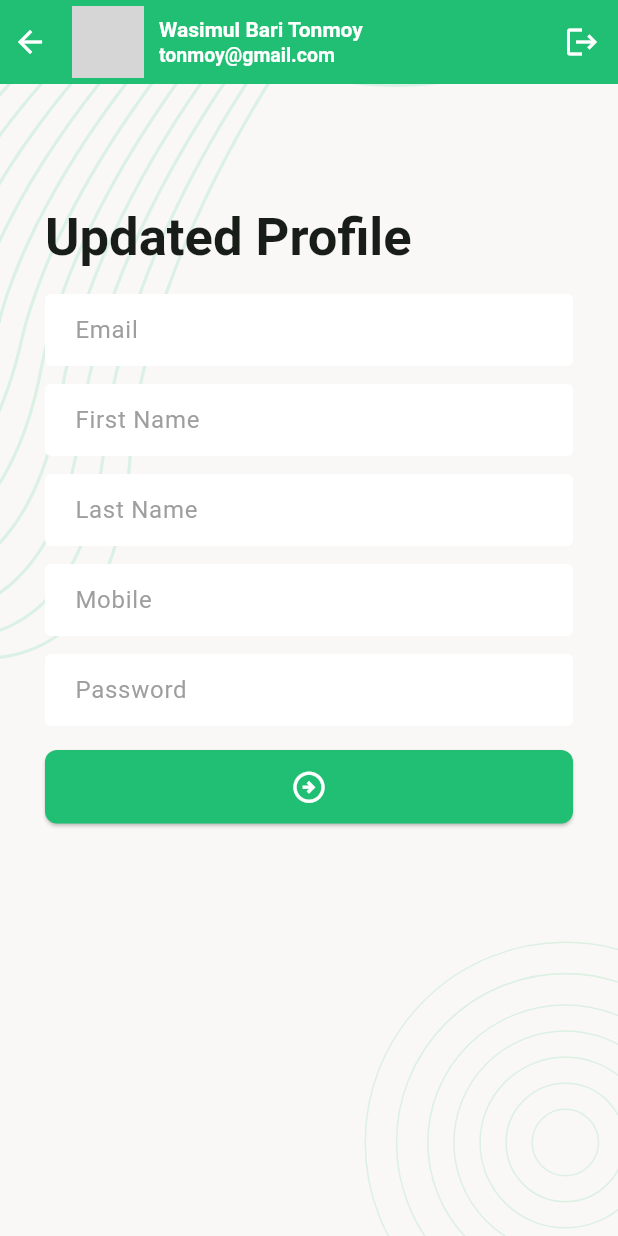
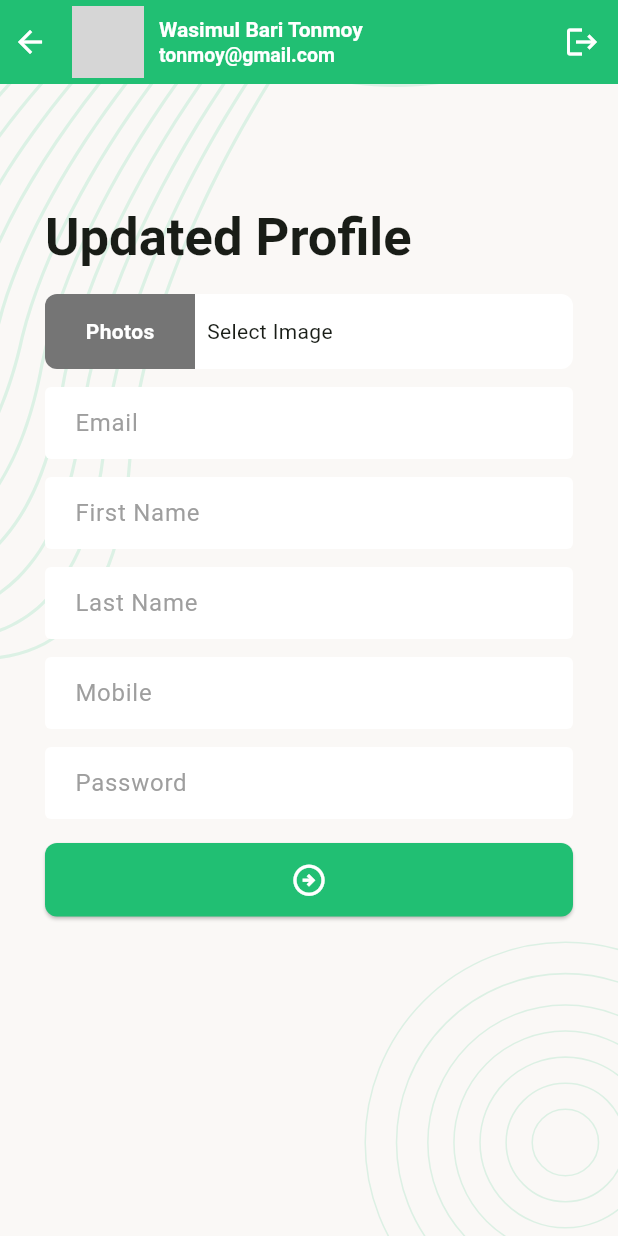
Before and after one commit to OnoPUNPUN/Task-Manager, a Flutter app: the UpdateProfileScreen screen opened by its route, on a phone screen of 412 x 824 dp. Run offline on Flutter 3.47's test engine with Material 3 defaults, Android fonts, the phone set to English and light mode, and no system bars; our stand-ins replace email_validator, flutter_svg, image_picker, pin_code_fields; network calls fail; project files that could hold a hidden picture were left out; grey boxes are pictures that could not be loaded.

Commit message:
Added image_picker, Update ndk version, added gellary permission

```diff
--- a/lib/ui/screens/home_screen.dart
+++ b/lib/ui/screens/home_screen.dart
@@ -27,7 +27,10 @@ class _HomeScreenState extends State<HomeScreen> {
   @override
   Widget build(BuildContext context) {
     return Scaffold(
-      body: _screens[_selectedIndex],
+      body: IndexedStack(
+        index: _selectedIndex,
+        children: _screens,
+      ),
       appBar: TaskAppBar(),
       bottomNavigationBar: BottomNavigationBar(
         items: [
--- a/lib/ui/screens/new_task_screen.dart
+++ b/lib/ui/screens/new_task_screen.dart
@@ -16,9 +16,9 @@ class _NewTaskScreenState extends State<NewTaskScreen> {
   Widget build(BuildContext context) {
     const stats = [
       (9, 'Canceled'),
-      (9, 'Completed'),
-      (9, 'Progress'),
-      (9, 'New Task'),
+      (10, 'Completed'),
+      (6, 'Progress'),
+      (11, 'New Task'),
     ];
 
     return Scaffold(
--- a/lib/ui/screens/update_profile_screen.dart
+++ b/lib/ui/screens/update_profile_screen.dart
@@ -1,5 +1,6 @@
 import 'package:email_validator/email_validator.dart';
 import 'package:flutter/material.dart';
+import 'package:image_picker/image_picker.dart';
 
 import '../widgets/screen_background.dart';
 import '../widgets/task_app_bar.dart';
@@ -20,6 +21,8 @@ class _UpdateProfileScreenState extends State<UpdateProfileScreen> {
   final TextEditingController _lastNameTEController = TextEditingController();
   final TextEditingController _phoneTEController = TextEditingController();
   final TextEditingController _passwordTEController = TextEditingController();
+  final ImagePicker _imagePicker = ImagePicker();
+  XFile? _selectedImage;
 
   @override
   Widget build(BuildContext context) {
@@ -40,8 +43,9 @@ class _UpdateProfileScreenState extends State<UpdateProfileScreen> {
                     'Updated Profile',
                     style: Theme.of(context).textTheme.titleLarge,
                   ),
-                  // TODO: PHOTO DESIGN
                   const SizedBox(height: 16),
+                  _buildImagePicker(),
+                  const SizedBox(height: 12),
                   TextFormField(
                     controller: _emailTEController,
                     decoration: InputDecoration(hintText: 'Email'),
@@ -114,6 +118,60 @@ class _UpdateProfileScreenState extends State<UpdateProfileScreen> {
     );
   }
 
+  Widget _buildImagePicker() {
+    return GestureDetector(
+      onTap: _onTapImagePicker,
+      child: Container(
+        height: 50,
+        width: double.maxFinite,
+        decoration: BoxDecoration(
+          borderRadius: BorderRadius.circular(8),
+          color: Colors.white,
+        ),
+        child: Row(
+          children: [
+            Container(
+              width: 100,
+              height: 50,
+              decoration: BoxDecoration(
+                color: Colors.grey[600],
+                borderRadius: BorderRadius.only(
+                  topLeft: Radius.circular(8),
+                  bottomLeft: Radius.circular(8),
+                ),
+              ),
+              alignment: Alignment.center,
+              child: Text(
+                'Photos',
+                style: TextStyle(
+                  color: Colors.white,
+                  fontWeight: FontWeight.w700,
+                ),
+              ),
+            ),
+            const SizedBox(width: 8),
+            Text(
+              _selectedImage == null ? "Select Image" : _selectedImage!.name,
+              maxLines: 1,
+              overflow: TextOverflow.ellipsis,
+            ),
+          ],
+        ),
+      ),
+    );
+  }
+
+  Future<void> _onTapImagePicker() async {
+    final XFile? pickedImage = await _imagePicker.pickImage(
+      source: ImageSource.gallery,
+    );
+
+    if (pickedImage != null) {
+      _selectedImage = pickedImage;
+      setState(() {});
+    }
+  }
+
   void _onTapUpdatedButton() {
     if (_globalKey.currentState!.validate()) {
       // TODO: API STUFFS
--- a/lib/ui/widgets/task_app_bar.dart
+++ b/lib/ui/widgets/task_app_bar.dart
@@ -81,6 +81,9 @@ class _TaskAppBarState extends State<TaskAppBar> {
   }
 
   void _onTapProfile() {
-    Navigator.pushNamed(context, UpdateProfileScreen.name);
+    if(ModalRoute.of(context)!.settings.name != UpdateProfileScreen.name){
+      Navigator.pushNamed(context, UpdateProfileScreen.name);
+    }
+
   }
 }
--- a/pubspec.yaml
+++ b/pubspec.yaml
@@ -13,6 +13,7 @@ dependencies:
   google_fonts:
   email_validator:
   pin_code_fields:
+  image_picker:
 
   cupertino_icons: ^1.0.8
 
```
Also changed, not shown: pubspec.lock, 2 other files.
